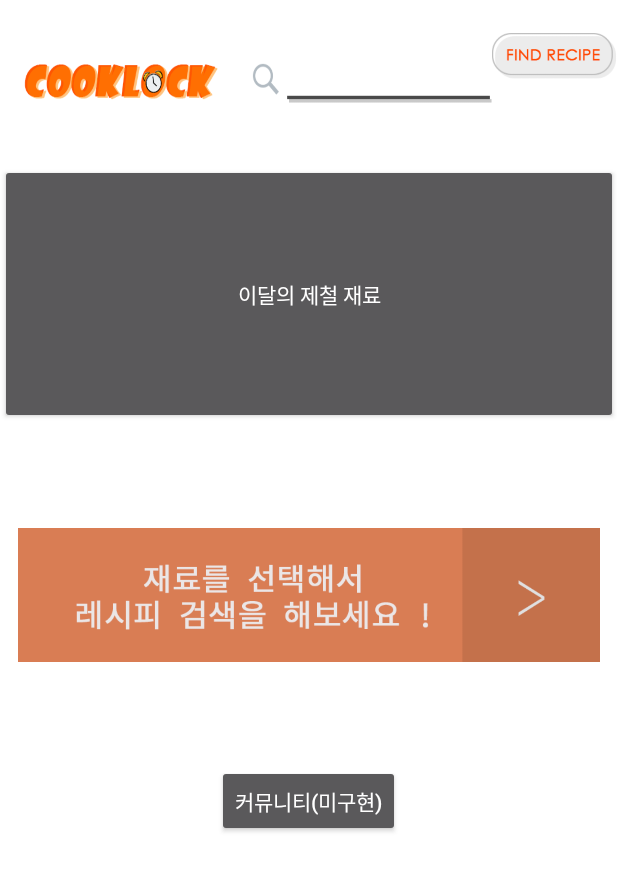
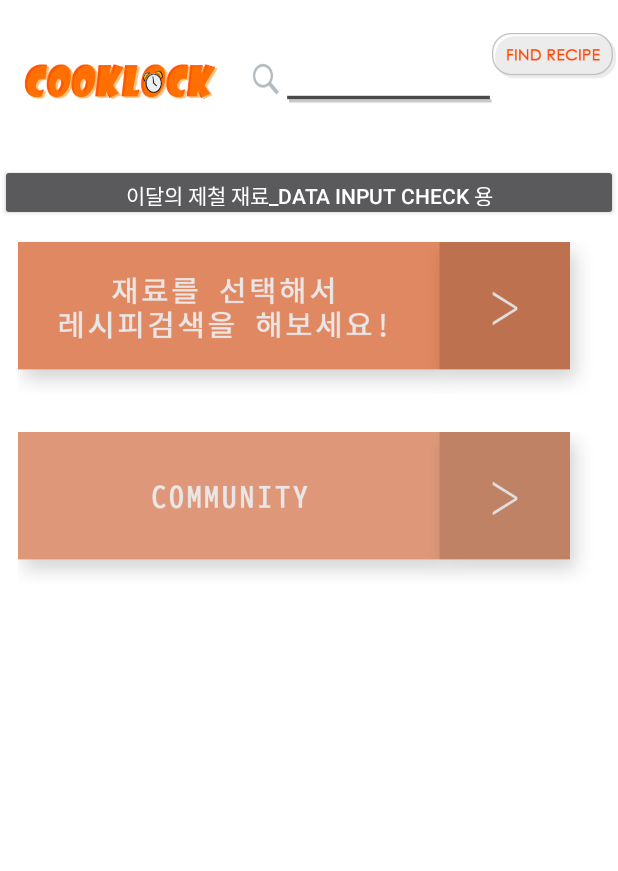
Before and after one commit to hero526/cooklock, an Android app: the screen it shows after launch (MainActivity), on a phone screen of 412 x 824 dp. Shown: the top 871 px of the screen. Run offline under Robolectric (Android 15) with nearby library versions, the phone set to English and light mode, and no system bars.

Commit message:
change main UI

```diff
--- a/app/src/main/res/layout/activity_main.xml
+++ b/app/src/main/res/layout/activity_main.xml
@@ -19,8 +19,7 @@
             android:layout_width="136dp"
             android:layout_height="match_parent"
             android:layout_marginLeft="150dp"
-            android:background="@null"
-            android:hint="원하는 레시피를 입력해주세요!" />
+            android:background="@null" />
 
         <ImageButton
             android:id="@+id/button2"
@@ -47,9 +46,9 @@
     <Button
         android:id="@+id/button4"
         android:layout_width="match_parent"
-        android:layout_height="173dp"
+        android:layout_height="38dp"
         android:onClick="checkDataInput"
-        android:text="이달의 제철 재료" />
+        android:text="이달의 제철 재료_data input check 용" />
 <!--
     <Button
         android:id="@+id/button"
@@ -63,13 +62,23 @@
     <ImageButton
         android:id="@+id/button"
         android:layout_width="match_parent"
-        android:layout_height="wrap_content"
+        android:layout_height="129dp"
         android:layout_gravity="center_horizontal"
         android:backgroundTint="@android:color/transparent"
         android:onClick="showIngredient"
         android:scaleType="centerInside"
         app:srcCompat="@drawable/search_ingredient_btn" />
 
+    <ImageButton
+        android:id="@+id/button3"
+        android:layout_width="match_parent"
+        android:layout_height="123dp"
+        android:layout_gravity="center_horizontal"
+        android:backgroundTint="@android:color/transparent"
+        android:onClick="debug_complete"
+        android:scaleType="centerInside"
+        app:srcCompat="@drawable/community_btn" />
+<!--
     <Button
         android:id="@+id/button3"
         android:layout_width="wrap_content"
@@ -78,4 +87,6 @@
         android:onClick="debug_complete"
         android:text="커뮤니티(미구현)" />
 
+ -->
+
 </LinearLayout>
```
Also changed, not shown: app/src/main/res/layout/activity_recipe.xml (+11 -3 lines), app/src/main/res/drawable-v24/community_btn.png (added), app/src/main/res/drawable-v24/search_ingredient_btn.png.
